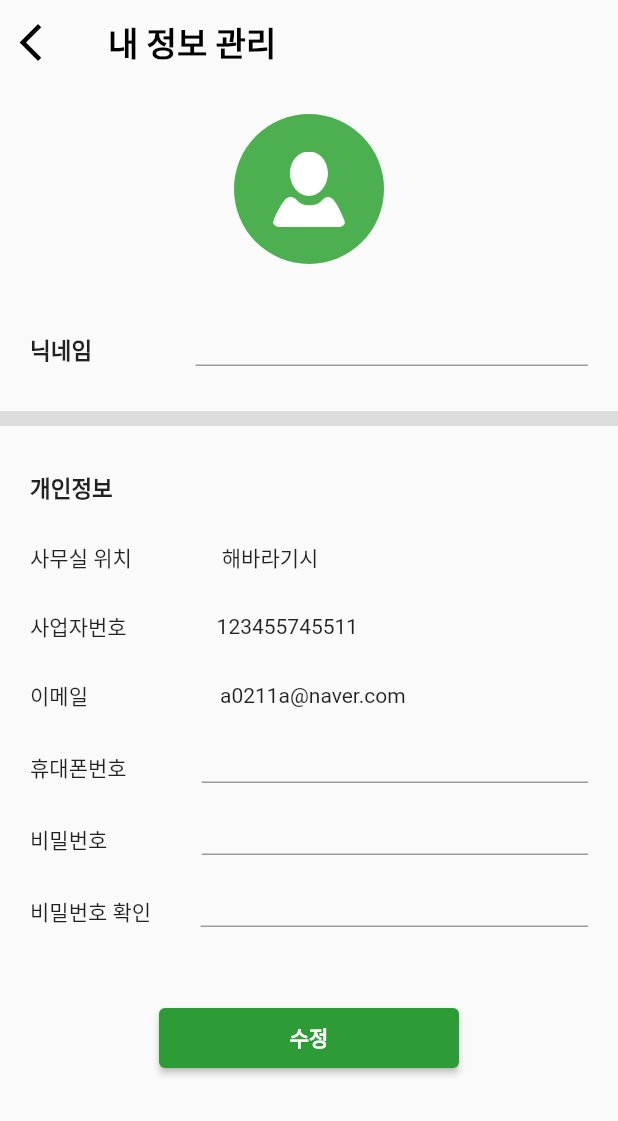
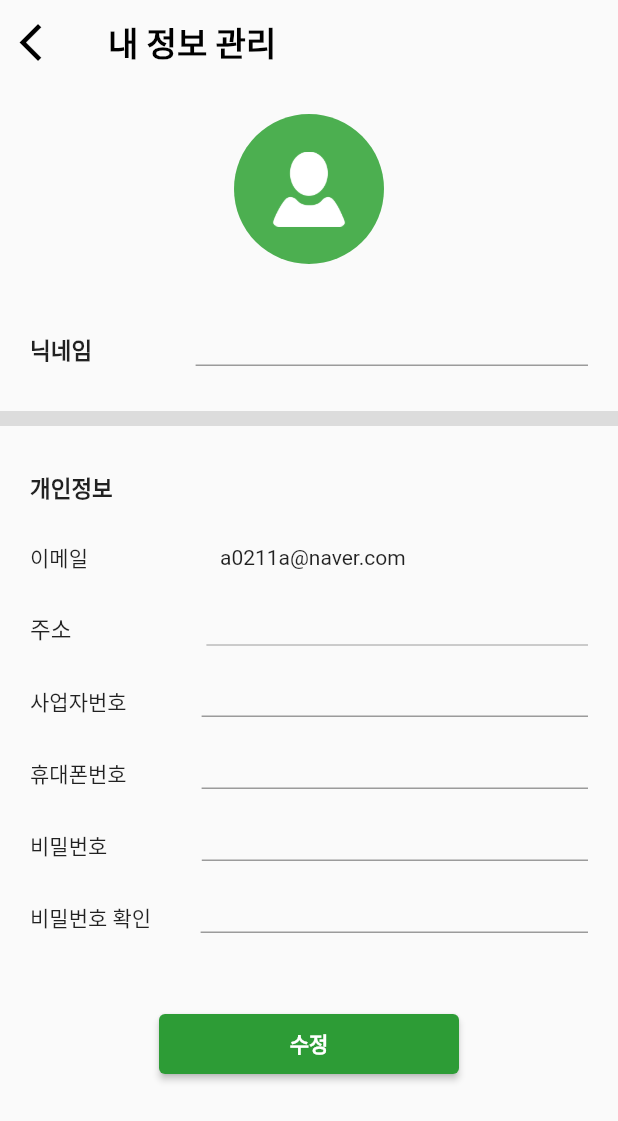
Before and after one commit to WhyAreYouSoMad/sporting_app, a Flutter app: the CompanyInfoUpdatePage screen opened by its route, on a phone screen of 412 x 824 dp. Shown: the top 1121 px of the screen. Run offline on Flutter 3.47's test engine with Material 2 defaults, Android fonts, the phone set to English and light mode, and no system bars; our stand-ins replace cached_network_image, curved_navigation_bar, dio, flutter_riverpod, flutter_secure_storage, google_maps_flutter and 2 more; missing offline and left inert: bootpay, remedi_kopo; accounts and stored records are empty; key blocks and very long unbroken strings in the code were emptied for the run.

Commit message:
GFP-14 기업 회원 정보 수정 페이지 뷰 수정

```diff
--- /dev/null
+++ b/lib/view/pages/company/company_info_update/components/company_info_update_address_form.dart
@@ -0,0 +1,49 @@
+import 'package:flutter/cupertino.dart';
+import 'package:flutter/material.dart';
+import 'package:flutter/services.dart';
+import 'package:remedi_kopo/remedi_kopo.dart';
+
+class CompanyInfoUpdateAddressForm extends StatelessWidget {
+  final TextEditingController addressCon;
+  final addressValidator;
+
+  const CompanyInfoUpdateAddressForm(
+      {Key? key, required this.addressCon, required this.addressValidator})
+      : super(key: key);
+
+  @override
+  Widget build(BuildContext context) {
+    return Row(
+      crossAxisAlignment: CrossAxisAlignment.end,
+      children: [
+        const Text('주소', style: TextStyle(fontSize: 15)),
+        const SizedBox(width: 90),
+        Expanded(
+          child: GestureDetector(
+            onTap: () {
+              HapticFeedback.mediumImpact();
+              _addressAPI(context); // 카카오 주소 API
+            },
+            child: TextFormField(
+              validator: addressValidator,
+              enabled: false,
+              controller: addressCon,
+              style: const TextStyle(fontSize: 15),
+            ),
+          ),
+        ),
+      ],
+    );
+  }
+
+  _addressAPI(BuildContext context) async {
+    KopoModel model = await Navigator.push(
+      context,
+      MaterialPageRoute(
+        builder: (context) => RemediKopo(),
+      ),
+    );
+    addressCon.text =
+    '${model.zonecode!} ${model.address!} ${model.buildingName!}';
+  }
+}
--- a/lib/view/pages/company/company_info_update/components/company_info_update_body.dart
+++ b/lib/view/pages/company/company_info_update/components/company_info_update_body.dart
@@ -1,8 +1,10 @@
 import 'package:flutter/material.dart';
 import 'package:flutter_riverpod/flutter_riverpod.dart';
+import 'package:sporting_app/core/utils/my_validate_util.dart';
 import 'package:sporting_app/model/user/user.dart';
 import 'package:sporting_app/view/components/my_button.dart';
 import 'package:sporting_app/view/pages/company/company_info_update/company_info_update_page_view_model.dart';
+import 'package:sporting_app/view/pages/company/company_info_update/components/company_info_update_address_form.dart';
 import 'package:sporting_app/view/pages/company/company_info_update/components/company_info_update_form.dart';
 import 'package:sporting_app/view/pages/company/company_info_update/components/company_info_update_header.dart';
 
@@ -12,16 +14,22 @@ class CompanyInfoUpdateBody extends ConsumerWidget {
   final TextEditingController _tel = TextEditingController();
   final TextEditingController _password = TextEditingController();
   final TextEditingController _checkPassword = TextEditingController();
+  final TextEditingController _address = TextEditingController();
+  final TextEditingController _companyNumber = TextEditingController();
+
   CompanyInfoUpdateBody({Key? key}) : super(key: key);
 
   @override
   Widget build(BuildContext context, WidgetRef ref) {
-    CompanyInfoUpdatePageModel? model = ref.watch(companyInfoUpdatePageProvider);
+    CompanyInfoUpdatePageModel? model =
+        ref.watch(companyInfoUpdatePageProvider);
     if (model != null) {
       User user = model.user;
       _nickname.text = user.nickname;
       if (user.companyInfo?.tel != null) {
         _tel.text = user.companyInfo!.tel;
+        _address.text = user.companyInfo!.businessAddress;
+        _companyNumber.text = user.companyInfo!.businessNumber;
       }
     }
     return Form(
@@ -45,14 +53,23 @@ class CompanyInfoUpdateBody extends ConsumerWidget {
                 ),
                 const SizedBox(height: 25),
                 const Row(
-                  children: [Text("사무실 위치"), SizedBox(width: 60), Text("해바라기시")],
+                  children: [
+                    Text("이메일"),
+                    SizedBox(width: 88),
+                    Text("a0211a@naver.com")
+                  ],
                 ),
-                const SizedBox(height: 25),
-                const Row(
-                  children: [Text("사업자번호"), SizedBox(width: 60), Text("123455745511")],
+                CompanyInfoUpdateAddressForm(
+                  addressCon: _address,
+                  addressValidator: validateStadiumAddress(),
                 ),
-                const SizedBox(height: 25),
-                CompanyInfoUpdateForm(telCon: _tel, passwordCon: _password, checkPasswordCon: _checkPassword),
+                CompanyInfoUpdateForm(
+                  companyNumberCon: _companyNumber,
+                  telCon: _tel,
+                  passwordCon: _password,
+                  checkPasswordCon: _checkPassword,
+                  passwordValidator: validatePassword(),
+                ),
                 const SizedBox(height: 50),
                 MyButton(
                   funButton: () {
@@ -69,6 +86,4 @@ class CompanyInfoUpdateBody extends ConsumerWidget {
       ),
     );
   }
-
-
 }
--- a/lib/view/pages/company/company_info_update/components/company_info_update_form.dart
+++ b/lib/view/pages/company/company_info_update/components/company_info_update_form.dart
@@ -4,25 +4,27 @@ class CompanyInfoUpdateForm extends StatelessWidget {
   final TextEditingController telCon;
   final TextEditingController passwordCon;
   final TextEditingController checkPasswordCon;
+  final TextEditingController companyNumberCon;
+  final passwordValidator;
 
-  const CompanyInfoUpdateForm({Key? key, required this.telCon, required this.passwordCon, required this.checkPasswordCon}) : super(key: key);
+  const CompanyInfoUpdateForm({Key? key, required this.passwordValidator, required this.companyNumberCon, required this.telCon, required this.passwordCon, required this.checkPasswordCon}) : super(key: key);
 
   @override
   Widget build(BuildContext context) {
     return Column(
-      children: [_email(), _tel(), _password(), _checkPassword()],
+      children: [_companyNumber(), _tel(), _password(), _checkPassword()],
     );
   }
 
-  Row _password() {
+  Widget _companyNumber() {
     return Row(
       crossAxisAlignment: CrossAxisAlignment.end,
       children: [
-        const Text("비밀번호"),
-        const SizedBox(width: 63),
+        const Text("사업자번호"),
+        const SizedBox(width: 50),
         Expanded(
           child: TextFormField(
-            controller: passwordCon,
+            controller: companyNumberCon,
             decoration: const InputDecoration(
               contentPadding: EdgeInsets.only(right: 10, left: 10),
             ),
@@ -33,15 +35,16 @@ class CompanyInfoUpdateForm extends StatelessWidget {
     );
   }
 
-  Row _checkPassword() {
+  Widget _password() {
     return Row(
       crossAxisAlignment: CrossAxisAlignment.end,
       children: [
-        const Text("비밀번호 확인"),
-        const SizedBox(width: 33),
+        const Text("비밀번호"),
+        const SizedBox(width: 63),
         Expanded(
           child: TextFormField(
-            controller: checkPasswordCon,
+            controller: passwordCon,
+            validator: passwordValidator,
             decoration: const InputDecoration(
               contentPadding: EdgeInsets.only(right: 10, left: 10),
             ),
@@ -52,7 +55,27 @@ class CompanyInfoUpdateForm extends StatelessWidget {
     );
   }
 
-  Row _tel() {
+  Widget _checkPassword() {
+    return Row(
+      crossAxisAlignment: CrossAxisAlignment.end,
+      children: [
+        const Text("비밀번호 확인"),
+        const SizedBox(width: 33),
+        Expanded(
+          child: TextFormField(
+            controller: checkPasswordCon,
+            validator: passwordValidator,
+            decoration: const InputDecoration(
+              contentPadding: EdgeInsets.only(right: 10, left: 10),
+            ),
+            style: TextStyle(fontSize: 14),
+          ),
+        ),
+      ],
+    );
+  }
+
+  Widget _tel() {
     return Row(
       crossAxisAlignment: CrossAxisAlignment.end,
       children: [
@@ -70,10 +93,4 @@ class CompanyInfoUpdateForm extends StatelessWidget {
       ],
     );
   }
-
-  Row _email() {
-    return const Row(
-      children: [Text("이메일"), SizedBox(width: 88), Text("a0211a@naver.com")],
-    );
-  }
 }
```
